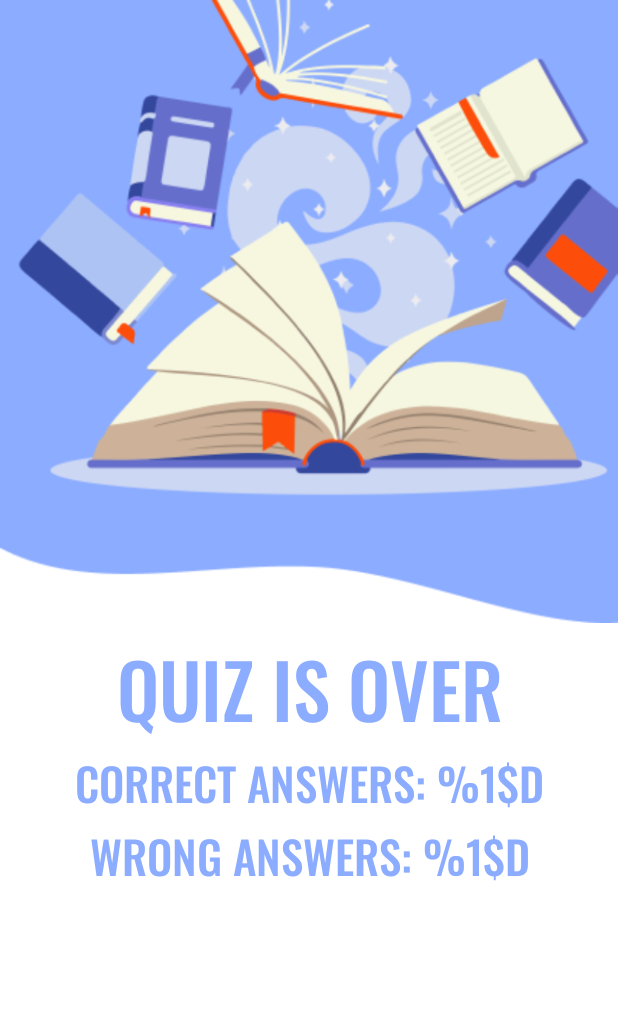
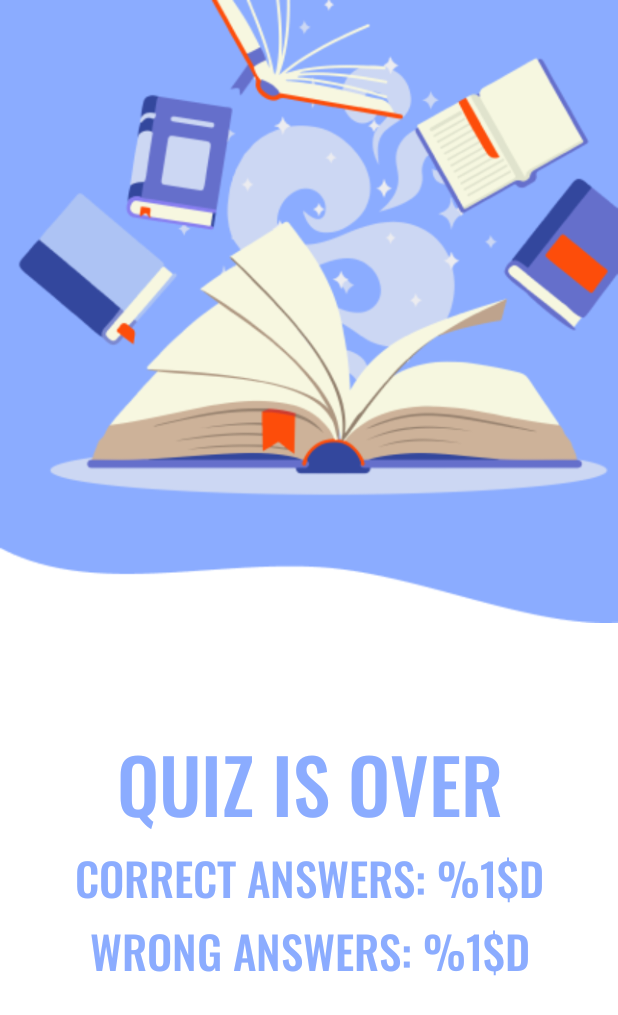
Before and after one commit to Cretihoy/-Test-task-questions, an Android app: the FinalActivity screen opened directly, with no data from a screen before it, on a phone screen of 412 x 824 dp. Shown: the top 1015 px of the screen. Run offline under Robolectric (Android 15) with nearby library versions, the phone set to English and light mode, and no system bars; our stand-ins replace Dagger/Hilt's generated code; libraries missing offline, so code that uses them is left out: moxy.ktx.moxyPresenter; Roboto replaces fonts that are not available here.

Commit message:
fix bad final screen

```diff
--- a/app/src/main/res/layout/activity_final.xml
+++ b/app/src/main/res/layout/activity_final.xml
@@ -1,30 +1,34 @@
 <?xml version="1.0" encoding="utf-8"?>
-<androidx.constraintlayout.widget.ConstraintLayout xmlns:android="http://schemas.android.com/apk/res/android"
+<androidx.core.widget.NestedScrollView xmlns:android="http://schemas.android.com/apk/res/android"
     xmlns:app="http://schemas.android.com/apk/res-auto"
     xmlns:tools="http://schemas.android.com/tools"
     android:layout_width="match_parent"
     android:layout_height="match_parent"
-    tools:context=".finalScreen.FinalActivity">
+    tools:context=".presentation.finalScreen.FinalActivity">
+
+    <LinearLayout
+        android:layout_width="match_parent"
+        android:layout_height="match_parent"
+        android:orientation="vertical">
+
+        <FrameLayout
+            android:layout_width="match_parent"
+            android:layout_height="wrap_content">
 
             <ImageView
                 android:id="@+id/final_background"
                 android:layout_width="match_parent"
                 android:layout_height="wrap_content"
                 android:adjustViewBounds="true"
-        android:src="@drawable/background"
-        app:layout_constraintEnd_toEndOf="parent"
-        app:layout_constraintStart_toStartOf="parent"
-        app:layout_constraintTop_toTopOf="parent" />
+                android:src="@drawable/background" />
 
             <ImageView
                 android:id="@+id/final_image_book"
                 android:layout_width="match_parent"
                 android:layout_height="wrap_content"
                 android:adjustViewBounds="true"
-        android:src="@drawable/books"
-        app:layout_constraintEnd_toEndOf="parent"
-        app:layout_constraintStart_toStartOf="parent"
-        app:layout_constraintTop_toTopOf="parent" />
+                android:src="@drawable/books" />
+        </FrameLayout>
 
         <TextView
             android:id="@+id/final_text_quiz_is_over"
@@ -36,11 +40,7 @@
             android:textAlignment="center"
             android:textAllCaps="true"
             android:textColor="@color/light_blue"
-        android:textSize="@dimen/big_text_size"
-        app:layout_constraintBottom_toTopOf="@id/final_text_correct_answer"
-        app:layout_constraintEnd_toEndOf="parent"
-        app:layout_constraintStart_toStartOf="parent"
-        app:layout_constraintTop_toBottomOf="@id/final_image_book" />
+            android:textSize="@dimen/big_text_size" />
 
         <TextView
             android:id="@+id/final_text_correct_answer"
@@ -51,11 +51,7 @@
             android:textAlignment="center"
             android:textAllCaps="true"
             android:textColor="@color/light_blue"
-        android:textSize="@dimen/medium_text_size"
-        app:layout_constraintBottom_toTopOf="@id/final_text_wrong_answer"
-        app:layout_constraintEnd_toEndOf="parent"
-        app:layout_constraintStart_toStartOf="parent"
-        app:layout_constraintTop_toBottomOf="@id/final_text_quiz_is_over" />
+            android:textSize="@dimen/medium_text_size" />
 
         <TextView
             android:id="@+id/final_text_wrong_answer"
@@ -76,6 +72,7 @@
             android:id="@+id/final_recycler"
             android:layout_width="match_parent"
             android:layout_height="wrap_content"
+            android:nestedScrollingEnabled="false"
             android:scrollbars="vertical"
             app:layoutManager="androidx.recyclerview.widget.LinearLayoutManager"
             app:layout_constraintEnd_toEndOf="parent"
@@ -83,5 +80,5 @@
             app:layout_constraintTop_toBottomOf="@id/final_text_wrong_answer"
             tools:listitem="@layout/item_question" />
 
-
-</androidx.constraintlayout.widget.ConstraintLayout>
+    </LinearLayout>
+</androidx.core.widget.NestedScrollView>
--- a/app/src/main/res/layout/item_question.xml
+++ b/app/src/main/res/layout/item_question.xml
@@ -2,7 +2,7 @@
 <LinearLayout xmlns:android="http://schemas.android.com/apk/res/android"
     xmlns:tools="http://schemas.android.com/tools"
     android:layout_width="match_parent"
-    android:layout_height="match_parent"
+    android:layout_height="wrap_content"
     android:orientation="vertical">
 
     <TextView
```
Lines whose indentation alone changed are shown as unchanged.
